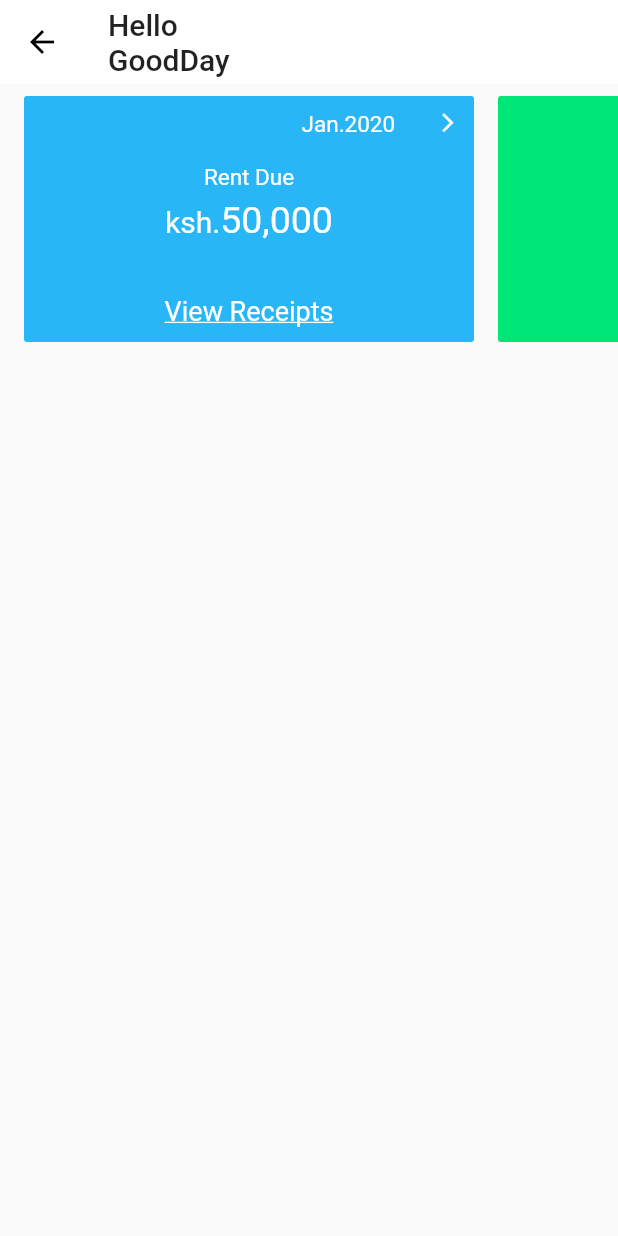
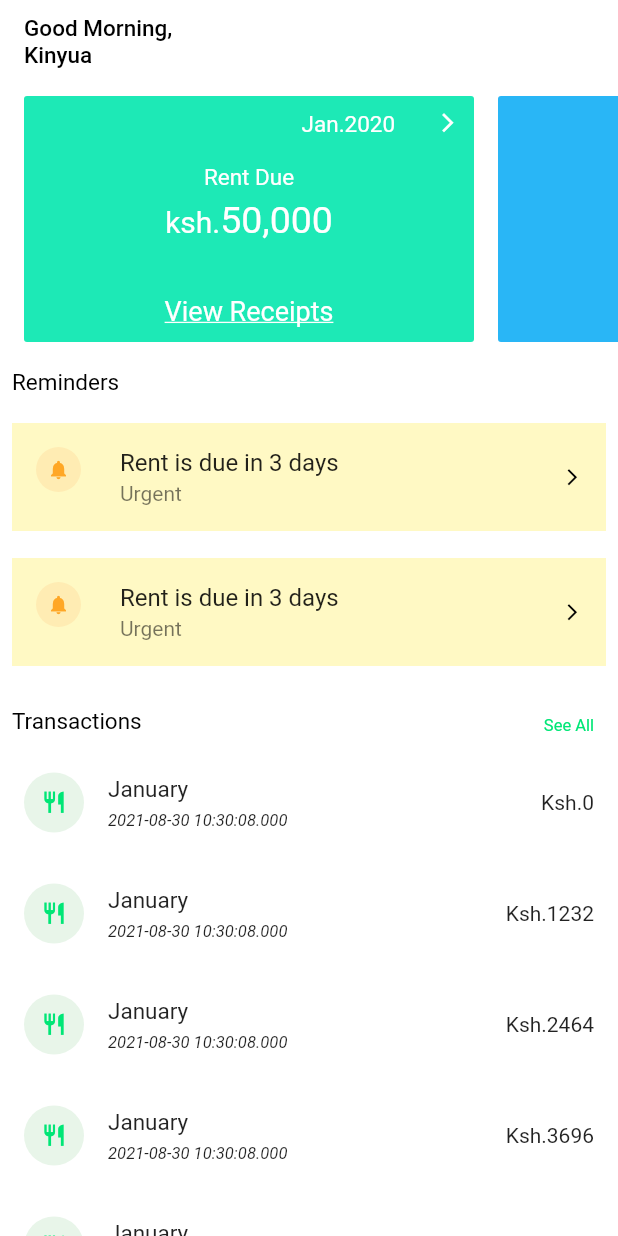
Before and after one commit to CreamyMilk/acrib, a Flutter app: the HomePage screen opened by its route, on a phone screen of 412 x 824 dp. Run offline on Flutter 3.47's test engine with Material 2 defaults, Android fonts, the phone set to English and light mode, and no system bars.

Commit message:
🎉 Minimal Transactions and Notification UI

```diff
--- a/lib/main.dart
+++ b/lib/main.dart
@@ -10,7 +10,7 @@ class MyApp extends StatelessWidget {
   @override
   Widget build(BuildContext context) {
     return MaterialApp(
-      title: 'Flutter Demo',
+      title: 'ACrib',
       theme: ThemeData(
         primarySwatch: Colors.amber,
       ),
--- /dev/null
+++ b/lib/pages/home/SimpleCard.dart
@@ -0,0 +1,97 @@
+import 'package:acrib/utils/sizedMargins.dart';
+import 'package:flutter/material.dart';
+
+class SimpleCard extends StatelessWidget {
+  final Color? cardColor;
+  const SimpleCard({Key? key, @required this.cardColor}) : super(key: key);
+  @override
+  Widget build(BuildContext context) {
+    final List<String> dues = <String>['Jan.2020', 'Feb.2020', 'March.2020'];
+    String selectedItem = dues[0];
+    Align cardDropDownTitle = Align(
+      alignment: Alignment.topRight,
+      child: SizedBox(
+        height: 30,
+        child: DropdownButtonHideUnderline(
+          child: DropdownButton(
+            style: const TextStyle(color: Colors.white, fontSize: 15),
+            selectedItemBuilder: (BuildContext context) {
+              return dues.map<Widget>((String due) {
+                return Text(due);
+              }).toList();
+            },
+            items: dues.map((String item) {
+              return DropdownMenuItem<String>(
+                child: Text(
+                  "Lost $item",
+                  style: TextStyle(
+                    color: Colors.black,
+                  ),
+                ),
+                value: item,
+              );
+            }).toList(),
+            onChanged: (newValue) {
+              print(newValue);
+            },
+            value: selectedItem,
+            icon: Padding(
+              padding: EdgeInsets.only(left: 10, right: 10, bottom: 30),
+              child: Icon(
+                Icons.arrow_forward_ios_outlined,
+                size: 15,
+                color: Colors.white,
+              ),
+            ),
+          ),
+        ),
+      ),
+    );
+    RichText amountDueText = RichText(
+      text: TextSpan(
+        children: [
+          TextSpan(
+              text: "\ksh.",
+              style: TextStyle(fontSize: 20, fontWeight: FontWeight.w400)),
+          TextSpan(text: "50,000", style: TextStyle(fontSize: 25)),
+        ],
+      ),
+    );
+    Text actionText = Text(
+      "View Receipts",
+      style: TextStyle(
+        color: Colors.white,
+        fontSize: 18,
+        decoration: TextDecoration.underline,
+      ),
+    );
+    return Container(
+      margin:
+          const EdgeInsets.only(left: 8.0, right: 8.0, top: 8.0, bottom: 8.0),
+      width: 300,
+      decoration: BoxDecoration(
+        color: cardColor,
+        borderRadius: BorderRadius.circular(2),
+      ),
+      child: Column(
+        children: [
+          const YMargin(10),
+          cardDropDownTitle,
+          const YMargin(5),
+          Text(
+            "Rent Due",
+            style: TextStyle(
+              color: Colors.white,
+              fontSize: 15,
+            ),
+          ),
+          const YMargin(5),
+          amountDueText,
+          Spacer(),
+          actionText,
+          const YMargin(10)
+        ],
+      ),
+    );
+  }
+}
--- /dev/null
+++ b/lib/pages/home/TransactionsList.dart
@@ -0,0 +1,65 @@
+import 'package:flutter/material.dart';
+
+class TransactionsHeader extends StatelessWidget {
+  const TransactionsHeader({Key? key}) : super(key: key);
+
+  @override
+  Widget build(BuildContext context) {
+    return Padding(
+      padding: const EdgeInsets.all(8.0),
+      child: Row(
+        crossAxisAlignment: CrossAxisAlignment.end,
+        children: [
+          Text(
+            "Transactions",
+            style: TextStyle(
+                fontSize: 15, color: Colors.black, fontWeight: FontWeight.w400),
+          ),
+          Spacer(),
+          Text(
+            "See All",
+            style: TextStyle(fontSize: 11, color: Colors.greenAccent[400]),
+          ),
+        ],
+      ),
+    );
+  }
+}
+
+class TransactionList extends StatelessWidget {
+  const TransactionList({Key? key}) : super(key: key);
+
+  @override
+  Widget build(BuildContext context) {
+    final now = DateTime.now();
+    return ListView.separated(
+        separatorBuilder: (_, __) {
+          return Container();
+        },
+        itemCount: 10,
+        itemBuilder: (ctx, idx) {
+          return ExpansionTile(
+            leading: CircleAvatar(
+              backgroundColor: Colors.green[50],
+              child: Icon(
+                Icons.restaurant,
+                size: 17,
+                color: Colors.greenAccent[400],
+              ),
+            ),
+            title: Text(
+              "January",
+              style: TextStyle(fontSize: 15),
+            ),
+            trailing: Text(
+              "Ksh.${1232 * idx}",
+              style: TextStyle(fontSize: 14),
+            ),
+            subtitle: Text(
+              "$now",
+              style: TextStyle(fontSize: 11, fontStyle: FontStyle.italic),
+            ),
+          );
+        });
+  }
+}
--- a/lib/pages/home/homePage.dart
+++ b/lib/pages/home/homePage.dart
@@ -1,3 +1,6 @@
+import 'package:acrib/pages/home/SimpleCard.dart';
+import 'package:acrib/pages/home/TransactionsList.dart';
+import 'package:acrib/pages/home/todoLists.dart';
 import 'package:acrib/utils/sizedMargins.dart';
 import 'package:flutter/material.dart';
 
@@ -7,17 +10,37 @@ class HomePage extends StatelessWidget {
   @override
   Widget build(BuildContext context) {
     return Scaffold(
+      backgroundColor: Colors.white.withOpacity(.99),
       appBar: AppBar(
+        automaticallyImplyLeading: false,
         elevation: 0,
         backgroundColor: Colors.white,
         centerTitle: false,
-        title: Text("Hello\nGoodDay"),
+        title: Text(
+          "Good Morning,\nKinyua",
+          style: TextStyle(
+              fontWeight: FontWeight.w500, fontSize: 15, color: Colors.black),
+        ),
       ),
       body: SingleChildScrollView(
         child: Column(
           children: [
             const XMargin(10),
             CardsView(),
+            const XMargin(10),
+            const YMargin(10),
+            Padding(
+              padding: const EdgeInsets.only(left: 8.0),
+              child: TodoListHeader(),
+            ),
+            const YMargin(10),
+            SizedBox(height: 180, child: TodoList()),
+            const YMargin(10),
+            Padding(
+              padding: const EdgeInsets.only(right: 8.0),
+              child: TransactionsHeader(),
+            ),
+            SizedBox(height: 500, child: TransactionList()),
           ],
         ),
       ),
@@ -37,105 +60,10 @@ class CardsView extends StatelessWidget {
         scrollDirection: Axis.horizontal,
         children: [
           const XMargin(8),
+          SimpleCard(cardColor: Colors.tealAccent[400]),
           SimpleCard(cardColor: Colors.lightBlue[400]),
-          SimpleCard(cardColor: Colors.greenAccent[400])
         ],
       ),
     );
   }
 }
-
-class SimpleCard extends StatelessWidget {
-  final Color? cardColor;
-  const SimpleCard({Key? key, @required this.cardColor}) : super(key: key);
-  @override
-  Widget build(BuildContext context) {
-    final List<String> dues = <String>['Jan.2020', 'Feb.2020', 'March.2020'];
-    String selectedItem = dues[0];
-    Align cardDropDownTitle = Align(
-      alignment: Alignment.topRight,
-      child: SizedBox(
-        height: 30,
-        child: DropdownButtonHideUnderline(
-          child: DropdownButton(
-            style: const TextStyle(color: Colors.white, fontSize: 15),
-            selectedItemBuilder: (BuildContext context) {
-              return dues.map<Widget>((String due) {
-                return Text(due);
-              }).toList();
-            },
-            items: dues.map((String item) {
-              return DropdownMenuItem<String>(
-                child: Text(
-                  "Lost $item",
-                  style: TextStyle(
-                    color: Colors.black,
-                  ),
-                ),
-                value: item,
-              );
-            }).toList(),
-            onChanged: (newValue) {
-              print(newValue);
-            },
-            value: selectedItem,
-            icon: Padding(
-              padding: EdgeInsets.only(left: 10, right: 10, bottom: 30),
-              child: Icon(
-                Icons.arrow_forward_ios_outlined,
-                size: 15,
-                color: Colors.white,
-              ),
-            ),
-          ),
-        ),
-      ),
-    );
-    RichText amountDueText = RichText(
-      text: TextSpan(
-        children: [
-          TextSpan(
-              text: "\ksh.",
-              style: TextStyle(fontSize: 20, fontWeight: FontWeight.w400)),
-          TextSpan(text: "50,000", style: TextStyle(fontSize: 25)),
-        ],
-      ),
-    );
-    Text actionText = Text(
-      "View Receipts",
-      style: TextStyle(
-        color: Colors.white,
-        fontSize: 18,
-        decoration: TextDecoration.underline,
-      ),
-    );
-    return Container(
-      margin:
-          const EdgeInsets.only(left: 8.0, right: 8.0, top: 8.0, bottom: 8.0),
-      width: 300,
-      decoration: BoxDecoration(
-        color: cardColor,
-        borderRadius: BorderRadius.circular(2),
-      ),
-      child: Column(
-        children: [
-          const YMargin(10),
-          cardDropDownTitle,
-          const YMargin(5),
-          Text(
-            "Rent Due",
-            style: TextStyle(
-              color: Colors.white,
-              fontSize: 15,
-            ),
-          ),
-          const YMargin(5),
-          amountDueText,
-          Spacer(),
-          actionText,
-          const YMargin(10)
-        ],
-      ),
-    );
-  }
-}
--- /dev/null
+++ b/lib/pages/home/todoLists.dart
@@ -0,0 +1,57 @@
+import 'package:acrib/utils/sizedMargins.dart';
+import 'package:flutter/material.dart';
+
+class TodoListHeader extends StatelessWidget {
+  const TodoListHeader({Key? key}) : super(key: key);
+
+  @override
+  Widget build(BuildContext context) {
+    return Row(
+      children: [
+        Text(
+          "Reminders",
+          style: TextStyle(
+              fontSize: 15, color: Colors.black, fontWeight: FontWeight.w400),
+        ),
+        Spacer(),
+      ],
+    );
+  }
+}
+
+class TodoList extends StatelessWidget {
+  const TodoList({Key? key}) : super(key: key);
+
+  @override
+  Widget build(BuildContext context) {
+    return ListView.separated(
+        separatorBuilder: (_, __) {
+          return const YMargin(2);
+        },
+        itemCount: 3,
+        itemBuilder: (ctx, idx) {
+          return Card(
+            elevation: 0,
+            margin: EdgeInsets.all(8.0),
+            child: ListTile(
+                tileColor: Colors.yellow[100],
+                trailing: Icon(
+                  Icons.arrow_forward_ios,
+                  size: 13,
+                  color: Colors.black,
+                ),
+                leading: CircleAvatar(
+                  radius: 15,
+                  backgroundColor: Colors.amber[100],
+                  child: Icon(
+                    Icons.notifications,
+                    size: 15,
+                    color: Colors.orange[400],
+                  ),
+                ),
+                subtitle: Text("Urgent"),
+                title: Text("Rent is due in 3 days")),
+          );
+        });
+  }
+}
--- a/lib/pages/login/loginPage.dart
+++ b/lib/pages/login/loginPage.dart
@@ -17,13 +17,14 @@ class LoginPage extends StatelessWidget {
 
     void submitLogin() {
       if (_formKey.currentState!.validate()) {
-        ScaffoldMessenger.of(context)
-            .showSnackBar(const SnackBar(content: Text("Sending Api Data")));
+        Navigator.of(context).pushNamed("/");
       }
     }
 
     return AnnotatedRegion<SystemUiOverlayStyle>(
       value: SystemUiOverlayStyle(
+        systemNavigationBarIconBrightness: Brightness.dark,
+        statusBarIconBrightness: Brightness.dark,
         statusBarBrightness: Brightness.light,
         statusBarColor: Colors.white,
       ),
@@ -68,9 +69,10 @@ class LoginPage extends StatelessWidget {
                     key: _formKey,
                     child: TextFormField(
                       keyboardType: TextInputType.number,
+                      maxLength: 10,
                       decoration: const InputDecoration(
                           border: OutlineInputBorder(),
-                          hintText: '07xxxxx',
+                          hintText: '07xxxx',
                           labelText: "Phone Number"),
                       controller: phoneController,
                       validator: isValidPhone,
--- a/lib/routes_page.dart
+++ b/lib/routes_page.dart
@@ -4,9 +4,10 @@ import 'package:flutter/material.dart';
 
 class RouteGenerator {
   static Route<dynamic> generateRoute(RouteSettings settings) {
-    // Getting arguments passed in while calling Navigator.pushNamed
     final args = settings.arguments;
-    print(args);
+    if (args != null) {
+      print(args);
+    }
     switch (settings.name) {
       case '/':
         return MaterialPageRoute(
```
